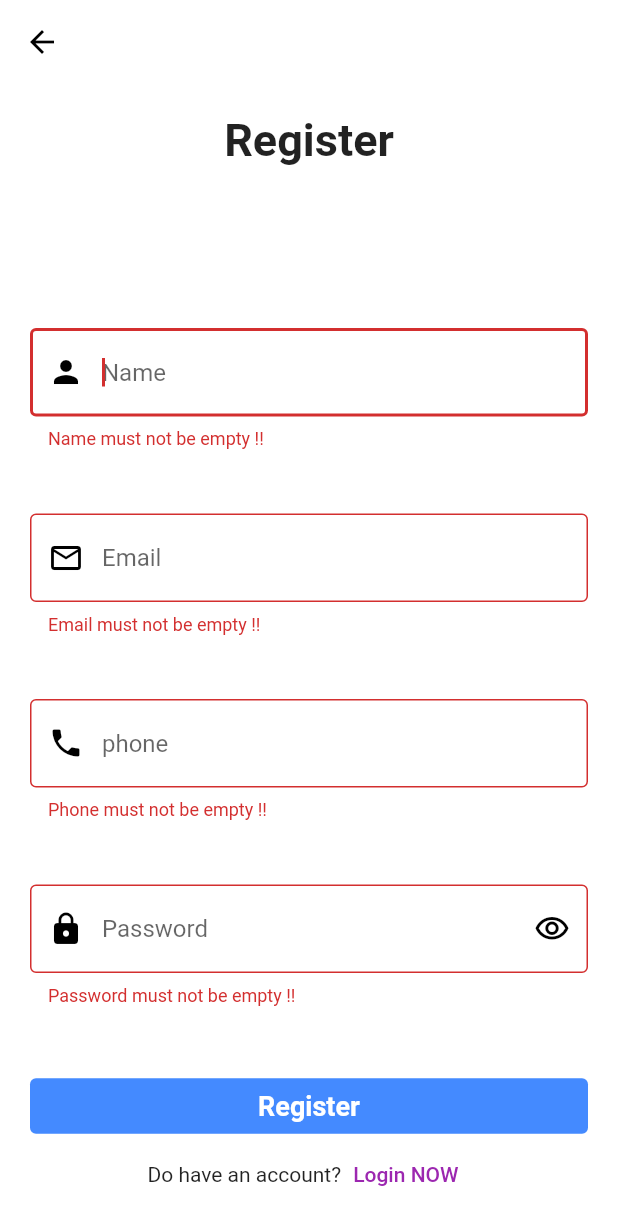
After one commit to NourNabil2/Shop_App_API, a Flutter app: the Register screen opened directly, after a tap on "Register", on a phone screen of 412 x 824 dp. The commit adds this screen. Shown: the top 1225 px of the screen. Run offline on Flutter 3.47's test engine with Material 2 defaults, Android fonts, the phone set to English and light mode, and no system bars; our stand-ins replace bloc, carousel_slider, dio, flutter_bloc, shared_preferences, smooth_page_indicator; missing offline and left inert: flutter_toastr; accounts and stored records are empty.

Commit message:
register

```diff
--- /dev/null
+++ b/lib/components/Model_Register.dart
@@ -0,0 +1,37 @@
+class ShopRegisterCubitModelData
+{
+  bool? status ;
+  String? message ;
+
+  datalogin? data;
+
+
+  ShopRegisterCubitModelData.fromJson(Map<String,dynamic> json)
+  {
+    status = json['status'];
+    message = json['message'];
+    data=datalogin.fromJson(json['data']);
+
+  }
+
+}
+class datalogin
+{
+  int? id;
+  String? name;
+  String? email;
+  String? phone;
+  String?image;
+  String? token;
+
+
+  datalogin.fromJson(Map<String,dynamic> json)
+  {
+    id = json['id'];
+    name = json['name'];
+    email = json['email'];
+    phone = json['phone'];
+    image = json['image'];
+    token = json['token'];
+  }
+}
--- a/lib/cubit/shop_login_cubit.dart
+++ b/lib/cubit/shop_login_cubit.dart
@@ -43,7 +43,7 @@ class ShopLoginCubit extends Cubit<ShopLoginState> {
     DioHelper.getdata(Url: profile ,token: token).then((value) {
       UserData = ShopModelData.fromJson(value.data);
       print(value.data.toString());
-      emit(ProfileState());
+      emit(ProfileState(UserData!));
     }).catchError((e){print('Profile erorr : ${e.toString()}'); emit(ErrorProfileState()); });
   }
 
--- a/lib/cubit/shop_login_state.dart
+++ b/lib/cubit/shop_login_state.dart
@@ -21,6 +21,10 @@ class LoginError extends ShopLoginState{
   LoginError(this.error);
 }
 
-class ProfileState extends ShopLoginState{}
+class ProfileState extends ShopLoginState{
+  final ShopModelData s;
+
+  ProfileState(this.s);
+}
 
 class ErrorProfileState extends ShopLoginState{}
--- /dev/null
+++ b/lib/cubit/shop_register_cubit.dart
@@ -0,0 +1,59 @@
+import 'package:bloc/bloc.dart';
+import 'package:flutter/cupertino.dart';
+import 'package:flutter/material.dart';
+import 'package:flutter_bloc/flutter_bloc.dart';
+import 'package:meta/meta.dart';
+
+import '../Dio_Network/Dio helper.dart';
+import '../components/Model_Register.dart';
+
+part 'shop_register_state.dart';
+
+class ShopRegisterCubit extends Cubit<ShopRegisterState> {
+  ShopRegisterCubit() : super(ShopRegisterInitial());
+
+  static ShopRegisterCubit get(context) => BlocProvider.of(context);
+  ShopRegisterCubitModelData? loginData;
+
+  void userRegister({
+    required String email,
+    required String password,
+    required String name,
+    required String phone,
+  }) {
+    emit(RegisterLoadingState());
+
+    DioHelper.postdata(
+        path: 'register',
+        data: {
+          'name' : name,
+          'phone' : phone,
+          'email': email,
+          'password': password,
+        }
+    ).then((data) {
+      loginData = ShopRegisterCubitModelData.fromJson(data.data);                // Model Data
+      emit(RegisterEnterState(loginData!));
+    }
+
+    ).catchError((e){
+      print(e);
+      emit(LoginError(e.toString()));});
+  }
+
+
+  bool passowrdhiddin = true;
+  IconData suffix = Icons.visibility_outlined ;
+  void Passwordhidden()
+  {
+    passowrdhiddin = !passowrdhiddin;
+    suffix = passowrdhiddin? Icons.visibility_outlined : Icons.visibility_off_outlined ;
+
+
+    emit(PasswordHiddeState());
+  }
+
+
+
+
+}
--- /dev/null
+++ b/lib/cubit/shop_register_state.dart
@@ -0,0 +1,30 @@
+part of 'shop_register_cubit.dart';
+
+@immutable
+abstract class ShopRegisterState {}
+
+class ShopRegisterInitial extends ShopRegisterState {}
+
+class RegisterEnterState extends ShopRegisterState{
+  final ShopRegisterCubitModelData logindata;
+
+  RegisterEnterState(this.logindata);
+}
+
+class RegisterLoadingState extends ShopRegisterState{}
+
+class PasswordHiddeState extends ShopRegisterState{}
+
+class LoginError extends ShopRegisterState{
+  final error;
+
+  LoginError(this.error);
+}
+
+class ProfileState extends ShopRegisterState{
+  final ShopRegisterCubitModelData s;
+
+  ProfileState(this.s);
+}
+
+class ErrorProfileState extends ShopRegisterState{}
--- /dev/null
+++ b/lib/pages/RegisterPage.dart
@@ -0,0 +1,188 @@
+import 'package:flutter/cupertino.dart';
+import 'package:flutter/material.dart';
+import 'package:flutter_bloc/flutter_bloc.dart';
+import 'package:flutter_toastr/flutter_toastr.dart';
+
+import '../Dio_Network/cash_save.dart';
+import '../components/component.dart';
+
+import '../cubit/shop_register_cubit.dart';
+import 'MainPage.dart';
+
+class Register extends StatefulWidget {
+  const Register({Key? key}) : super(key: key);
+
+
+
+
+  @override
+  State<Register> createState() => _loginState();
+}
+var key = GlobalKey<FormState>();
+var emailcontroller = TextEditingController();
+var passwaordcontroller = TextEditingController();
+var namecontroller = TextEditingController();
+var phonecontroller = TextEditingController();
+class _loginState extends State<Register> {
+  @override
+  Widget build(BuildContext context) {
+    return BlocProvider(
+        create: ( context) => ShopRegisterCubit(),
+        child:BlocConsumer<ShopRegisterCubit, ShopRegisterState>(
+          listener: (context, state) {
+            if (state is RegisterEnterState )
+            {
+              if(state.logindata.status == true )
+              {
+                FlutterToastr.show('${state.logindata.message}', context, duration: FlutterToastr.lengthLong, backgroundColor: Colors.green,position: FlutterToastr.bottom);
+                emailcontroller.clear();
+                namecontroller.clear();
+                passwaordcontroller.clear();
+                phonecontroller.clear();
+
+                // CashSaver.SaveData(key: 'token', value: state.logindata.data?.token ).then((value)
+                // {
+                //   Navigator.pushAndRemoveUntil(context, MaterialPageRoute(builder: (context) => MainPage(),), (Route<dynamic>route) => false);
+                //   passwaordcontroller.clear();
+                //
+                // });
+              }
+              else
+              {
+                FlutterToastr.show('${state.logindata.message}', context, duration: FlutterToastr.lengthLong,backgroundColor: Colors.redAccent ,position:  FlutterToastr.bottom);
+              }
+            }
+          },
+          builder: (context, state) {
+            return Scaffold(
+              appBar: AppBar(),
+              body: Padding(
+                padding: const EdgeInsets.all(20.0),
+                child: Form(
+                  key: key ,
+                  child: Expanded(
+                    child: Column(
+
+                        children: [
+                          Expanded(child: Text('Register' , style:TextStyle(fontSize: 30,fontWeight: FontWeight.bold),)),
+                          SizedBox(height: 100.0,),
+                          defaultFormField(controller: namecontroller, autofocus: true ,type: TextInputType.name, lable: 'Name', icon: Icons.person, onChange: null,onFieldSubmitted: null,
+                            valid:  (value)
+                            {
+                              if (value.isEmpty)
+                              {
+                                return ('Name must not be empty !!');
+                              }
+                              return null;
+                            },
+                          ),
+                          Expanded(child: SizedBox(height: 10.0,)),
+                          defaultFormField(controller: emailcontroller, autofocus: true ,type: TextInputType.emailAddress, lable: 'Email', icon: Icons.email_outlined, onChange: null,onFieldSubmitted: null,
+                            valid:  (value)
+                            {
+                              if (value.isEmpty)
+                              {
+                                return ('Email must not be empty !!');
+                              }
+                              return null;
+                            },
+                          ),
+                          Expanded(child: SizedBox(height: 10.0,)),
+                          defaultFormField(controller: phonecontroller, autofocus: true ,type: TextInputType.phone, lable: 'phone', icon: Icons.phone, onChange: null,onFieldSubmitted: null,
+                            valid:  (value)
+                            {
+                              if (value.isEmpty)
+                              {
+                                return ('Phone must not be empty !!');
+                              }
+                              return null;
+                            },
+                          ),
+                          Expanded(child: SizedBox(height: 10.0,)),
+                          defaultFormField(controller: passwaordcontroller, type: TextInputType.visiblePassword, lable: 'Password', icon: Icons.lock ,icon2: ShopRegisterCubit.get(context).suffix ,onChange: null, onFieldSubmitted:  (value){if(key.currentState!.validate())
+                          {
+                            ShopRegisterCubit.get(context).userRegister(email: emailcontroller.text, password: passwaordcontroller.text, name: namecontroller.text, phone: phonecontroller.text);
+                          }
+                          },
+                            obscureText: ShopRegisterCubit.get(context).passowrdhiddin,
+                            onPressedsuffixIcon:  (){ShopRegisterCubit.get(context).Passwordhidden();},
+                            valid:  (value)
+                            {
+                              if (value.isEmpty)
+                              {
+                                return ('Password must not be empty !!');
+                              }
+                              return null;
+                            },
+
+                          ),
+
+
+
+
+
+
+
+
+
+
+
+
+
+
+
+
+
+
+                          Expanded(child: SizedBox(height: 50.0,)),
+
+                          Row(children: [
+                            Expanded(child:
+
+                            state is! RegisterLoadingState ? TextButton(onPressed: (){
+                              if(key.currentState!.validate())
+                              {
+                                ShopRegisterCubit.get(context).userRegister(email: emailcontroller.text, password: passwaordcontroller.text, name: namecontroller.text, phone: phonecontroller.text);
+
+                              }
+
+                            } , child: Text('Register',style: TextStyle(color: Colors.white , fontWeight: FontWeight.w700 ,fontSize: 18 ),))
+                                :  Center(child: CircularProgressIndicator(color: Colors.deepPurpleAccent)),
+
+
+                            ) ,
+
+                          ],),
+                          Expanded(
+                            child: Row(
+                              crossAxisAlignment: CrossAxisAlignment.center,
+                              mainAxisAlignment: MainAxisAlignment.center,
+                              children: [
+                                Text('Do have an account?'),
+                                TextButton(onPressed: (){Navigator.pop(context);}, child: Text('Login NOW',style: TextStyle(color: Colors.purple,backgroundColor: Colors.transparent),),style: ButtonStyle(backgroundColor: MaterialStatePropertyAll(Colors.transparent)),)
+                              ],
+                            ),
+                          )
+
+
+
+
+
+
+
+
+
+                        ]),
+                  ),
+                ),
+              ),
+            );
+          },
+        ),
+      );
+
+
+
+
+  }
+}
--- a/lib/pages/login.dart
+++ b/lib/pages/login.dart
@@ -11,6 +11,7 @@ import '../cubit/shop_login_cubit.dart';
 import '../cubit/shop_login_state.dart';
 import '../main.dart';
 import 'MainPage.dart';
+import 'RegisterPage.dart';
 
 
 class login extends StatefulWidget {
@@ -100,6 +101,7 @@ class _loginState extends State<login> {
 
                         ),
                         SizedBox(height: 50.0,),
+
                         Row(children: [
                           Expanded(child:
 
@@ -116,7 +118,19 @@ class _loginState extends State<login> {
 
                           ) ,
 
-                        ],)
+                        ],),
+                        Expanded(
+                          child: Row(
+                            crossAxisAlignment: CrossAxisAlignment.center,
+                            mainAxisAlignment: MainAxisAlignment.center,
+                            children: [
+                              Text('Don\'t have an account?'),
+                              TextButton(onPressed: (){Navigator.push(context, MaterialPageRoute(builder: (context) => Register(),));}, child: Text('REGISTER NOW',style: TextStyle(color: Colors.purple,backgroundColor: Colors.transparent),),style: ButtonStyle(backgroundColor: MaterialStatePropertyAll(Colors.transparent)),)
+                            ],
+                          ),
+                        )
+
+
 
 
 
```
Also changed, not shown: lib/pages/Setting_Page.dart (+9 -7 lines), lib/pages/Update_Page.dart (+121 -3 lines).
